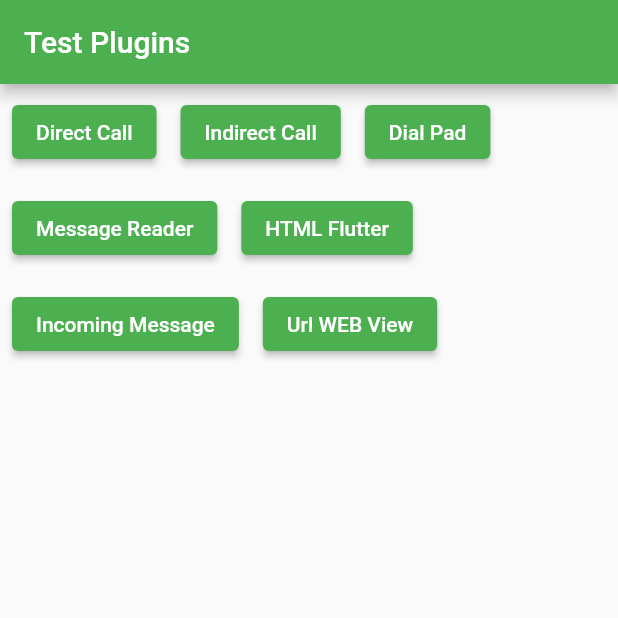
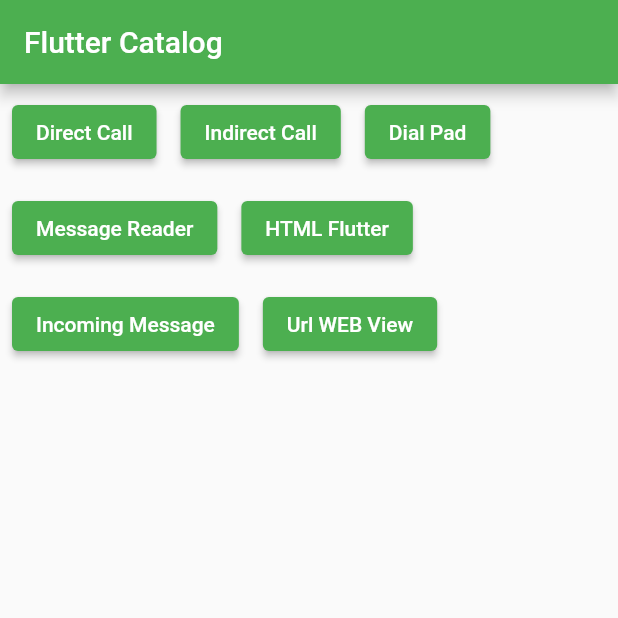
Before and after one commit to Tusifu/Flutter-Catalog, a Flutter app: the screen it shows after launch, on a phone screen of 412 x 824 dp, the top half of it. Run offline on Flutter 3.47's test engine with Material 2 defaults, Android fonts, the phone set to English and light mode, and no system bars; our stand-ins replace permission_handler; missing offline and left inert: flutter_dialpad, flutter_phone_direct_caller, flutter_sms_inbox, telephony, webview_flutter_plus.

Commit message:
- update direct call package

```diff
--- a/lib/main.dart
+++ b/lib/main.dart
@@ -17,6 +17,7 @@
   @override
   Widget build(BuildContext context) {
     return MaterialApp(
+      debugShowCheckedModeBanner: false,
       title: 'Flutter Demo',
       theme: ThemeData(
         primarySwatch: Colors.green,
--- a/lib/pages/HomePage.dart
+++ b/lib/pages/HomePage.dart
@@ -14,7 +14,7 @@
   Widget build(BuildContext context) {
     return Scaffold(
       appBar: AppBar(
-        title: const Text('Test Plugins'),
+        title: const Text('Flutter Catalog'),
       ),
       body: Wrap(
         children: [
--- a/pubspec.yaml
+++ b/pubspec.yaml
@@ -34,7 +34,7 @@
   # The following adds the Cupertino Icons font to your application.
   # Use with the CupertinoIcons class for iOS style icons.
   cupertino_icons: ^1.0.2
-  flutter_phone_direct_caller: ^2.1.0
+  flutter_phone_direct_caller: ^2.1.1
   flutter_dialpad: ^1.0.4
   url_launcher: ^6.0.20
   flutter_sms_inbox: ^1.0.1
```
Also changed, not shown: pubspec.lock.
